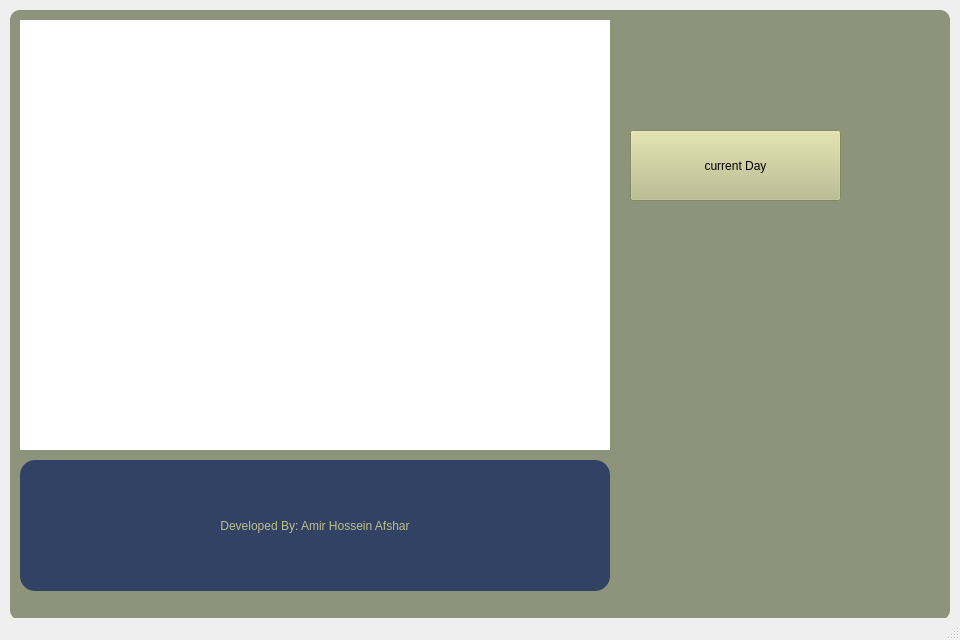
This is AgileAgenda/mainwindow.ui in AmirHossienAfshar/AgileAgenda as Qt 5 draws it before an edit. The edited form follows.
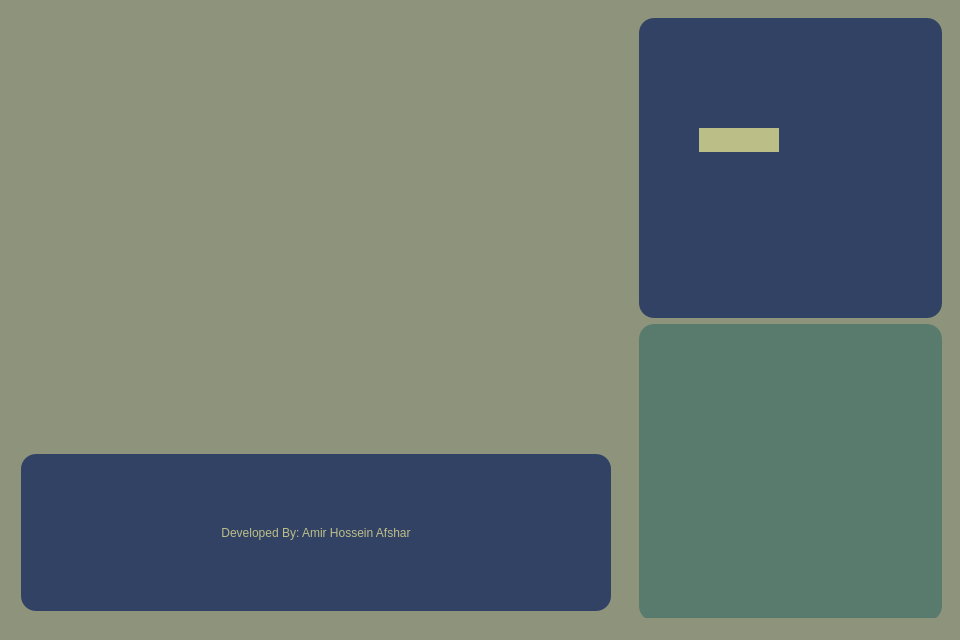
This is the edited form. Icons and pictures are not drawn.

Commit message: first page ui almost done

What changed in the file:
```diff
--- a/AgileAgenda/mainwindow.ui
+++ b/AgileAgenda/mainwindow.ui
@@ -19,70 +19,41 @@
   <property name="windowTitle">
    <string>MainWindow</string>
   </property>
-  <widget class="QWidget" name="centralwidget">
-   <widget class="QLabel" name="label">
-    <property name="geometry">
-     <rect>
-      <x>10</x>
-      <y>10</y>
-      <width>940</width>
-      <height>610</height>
-     </rect>
-    </property>
     <property name="styleSheet">
      <string notr="true">background-color: rgb(142, 148, 124);
 border-radius: 10px;
 </string>
     </property>
-    <property name="text">
-     <string/>
-    </property>
-   </widget>
-   <widget class="QPushButton" name="pushButton">
-    <property name="geometry">
-     <rect>
-      <x>630</x>
-      <y>130</y>
-      <width>211</width>
-      <height>71</height>
-     </rect>
-    </property>
-    <property name="styleSheet">
-     <string notr="true">background-color: rgb(188, 190, 136);</string>
-    </property>
-    <property name="text">
-     <string>current Day</string>
-    </property>
-   </widget>
-   <widget class="QGraphicsView" name="graphicsView">
-    <property name="geometry">
-     <rect>
-      <x>20</x>
-      <y>20</y>
-      <width>590</width>
-      <height>430</height>
-     </rect>
-    </property>
+  <widget class="QWidget" name="centralwidget">
+   <layout class="QGridLayout" name="gridLayout">
+    <item row="0" column="0">
+     <widget class="QGroupBox" name="groupBox">
     <property name="minimumSize">
      <size>
-      <width>421</width>
-      <height>0</height>
+        <width>611</width>
+        <height>611</height>
      </size>
     </property>
     <property name="styleSheet">
-     <string notr="true">border-image: url(:/newBrand.png);
-border-radius: 15px;
-</string>
-    </property>
-   </widget>
+       <string notr="true">border-color: rgb(50, 66, 101);</string>
+      </property>
+      <property name="title">
+       <string/>
+      </property>
+      <layout class="QGridLayout" name="gridLayout_3">
+       <item row="2" column="0">
    <widget class="QLabel" name="label_2">
-    <property name="geometry">
-     <rect>
-      <x>20</x>
-      <y>460</y>
+         <property name="minimumSize">
+          <size>
       <width>590</width>
-      <height>131</height>
-     </rect>
+           <height>150</height>
+          </size>
+         </property>
+         <property name="maximumSize">
+          <size>
+           <width>1000</width>
+           <height>300</height>
+          </size>
     </property>
     <property name="styleSheet">
      <string notr="true">background-color: rgb(50, 66, 101);
@@ -98,6 +69,101 @@
      <set>Qt::AlignCenter</set>
     </property>
    </widget>
+       </item>
+       <item row="0" column="0">
+        <widget class="QGraphicsView" name="graphicsView">
+         <property name="minimumSize">
+          <size>
+           <width>590</width>
+           <height>430</height>
+          </size>
+         </property>
+         <property name="maximumSize">
+          <size>
+           <width>590</width>
+           <height>430</height>
+          </size>
+         </property>
+         <property name="styleSheet">
+          <string notr="true">border-image: url(:/newBrand.png);
+border-radius: 15px;
+</string>
+         </property>
+        </widget>
+       </item>
+      </layout>
+     </widget>
+    </item>
+    <item row="0" column="1">
+     <widget class="QGroupBox" name="groupBox_2">
+      <property name="minimumSize">
+       <size>
+        <width>321</width>
+        <height>621</height>
+       </size>
+      </property>
+      <property name="title">
+       <string/>
+      </property>
+      <layout class="QGridLayout" name="gridLayout_2">
+       <item row="0" column="0">
+        <widget class="QGroupBox" name="groupBox_3">
+         <property name="minimumSize">
+          <size>
+           <width>300</width>
+           <height>300</height>
+          </size>
+         </property>
+         <property name="styleSheet">
+          <string notr="true">background-color: rgb(50, 66, 101);
+border-radius: 15px;
+font: 900 16pt &quot;Maven Pro&quot;;
+color: rgb(188, 190, 136);</string>
+         </property>
+         <property name="title">
+          <string/>
+         </property>
+         <widget class="QPushButton" name="pushButton">
+          <property name="geometry">
+           <rect>
+            <x>60</x>
+            <y>110</y>
+            <width>80</width>
+            <height>24</height>
+           </rect>
+          </property>
+          <property name="styleSheet">
+           <string notr="true">background-color: rgb(188, 190, 136);</string>
+          </property>
+          <property name="text">
+           <string>current Day</string>
+          </property>
+         </widget>
+        </widget>
+       </item>
+       <item row="1" column="0">
+        <widget class="QGroupBox" name="groupBox_4">
+         <property name="minimumSize">
+          <size>
+           <width>300</width>
+           <height>280</height>
+          </size>
+         </property>
+         <property name="styleSheet">
+          <string notr="true">border-radius: 15px;
+background-color: rgb(89, 123, 110);
+font: 900 16pt &quot;Maven Pro&quot;;
+color: rgb(188, 190, 136);</string>
+         </property>
+         <property name="title">
+          <string/>
+         </property>
+        </widget>
+       </item>
+      </layout>
+     </widget>
+    </item>
+   </layout>
   </widget>
   <widget class="QMenuBar" name="menubar">
    <property name="geometry">
```
Lines whose indentation alone changed are shown as unchanged. The commit also changes 3 other files.
